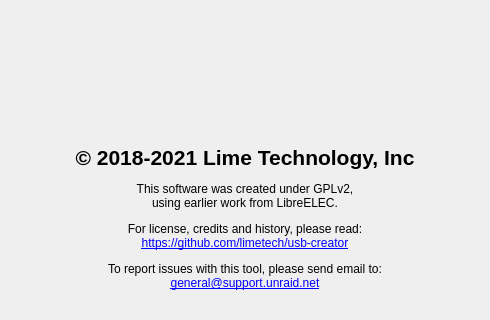
Before: the Qt Designer form creator.ui in unraid/usb-creator, drawn with Qt 5; both pictures show x 0 to 490 and y 0 to 320 of the 490 by 572 pixel window.
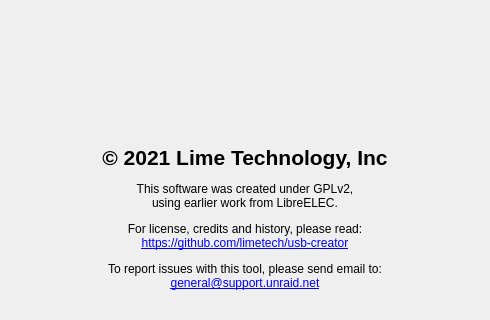
After: the same form once the commit is applied. The open tabs and pages were chosen to show the change. Icons and pictures are not drawn. Custom widgets are drawn as their Qt base class.

Patch:
```diff
--- a/creator.ui
+++ b/creator.ui
@@ -942,7 +942,7 @@
       <item>
        <widget class="QLabel" name="labelAbout">
         <property name="text">
-         <string>&lt;html&gt;&lt;head/&gt;&lt;body&gt;&lt;p align=&quot;center&quot;&gt;&lt;span style=&quot; font-size:16pt; font-weight:600;&quot;&gt;© 2018-2021 Lime Technology, Inc&lt;/span&gt;&lt;/p&gt;&lt;p align=&quot;center&quot;&gt;This software was created under GPLv2, &lt;br/&gt;using earlier work from LibreELEC.&lt;/p&gt;&lt;p align=&quot;center&quot;&gt;For license, credits and history, please read:&lt;br/&gt;&lt;a href=&quot;https://github.com/limetech/usb-creator&quot;&gt;https://github.com/limetech/usb-creator&lt;/a&gt;&lt;/p&gt;&lt;p align=&quot;center&quot;&gt;To report issues with this tool, please send email to: &lt;br/&gt;&lt;a href=&quot;mailto:general@support.unraid.net&quot;&gt;general@support.unraid.net&lt;/a&gt;&lt;/p&gt;&lt;/body&gt;&lt;/html&gt;</string>
+         <string>&lt;html&gt;&lt;head/&gt;&lt;body&gt;&lt;p align=&quot;center&quot;&gt;&lt;span style=&quot; font-size:16pt; font-weight:600;&quot;&gt;© 2021 Lime Technology, Inc&lt;/span&gt;&lt;/p&gt;&lt;p align=&quot;center&quot;&gt;This software was created under GPLv2, &lt;br/&gt;using earlier work from LibreELEC.&lt;/p&gt;&lt;p align=&quot;center&quot;&gt;For license, credits and history, please read:&lt;br/&gt;&lt;a href=&quot;https://github.com/limetech/usb-creator&quot;&gt;https://github.com/limetech/usb-creator&lt;/a&gt;&lt;/p&gt;&lt;p align=&quot;center&quot;&gt;To report issues with this tool, please send email to: &lt;br/&gt;&lt;a href=&quot;mailto:general@support.unraid.net&quot;&gt;general@support.unraid.net&lt;/a&gt;&lt;/p&gt;&lt;/body&gt;&lt;/html&gt;</string>
         </property>
         <property name="textFormat">
          <enum>Qt::RichText</enum>
```
